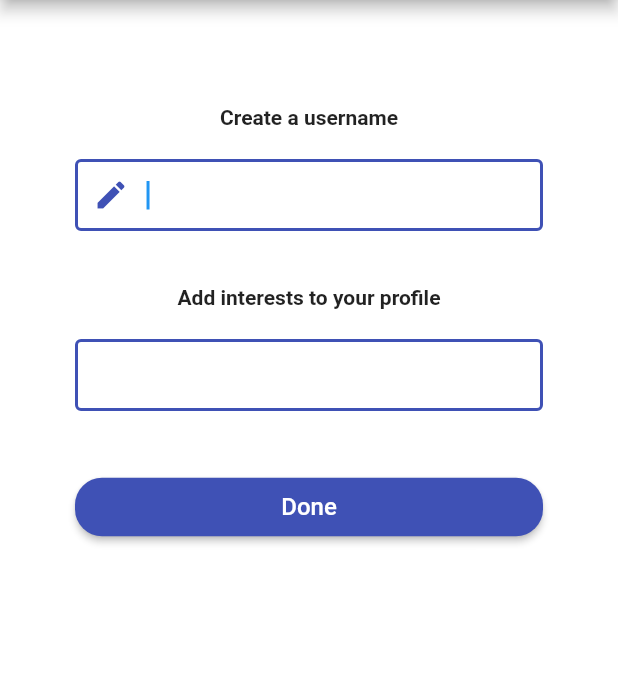
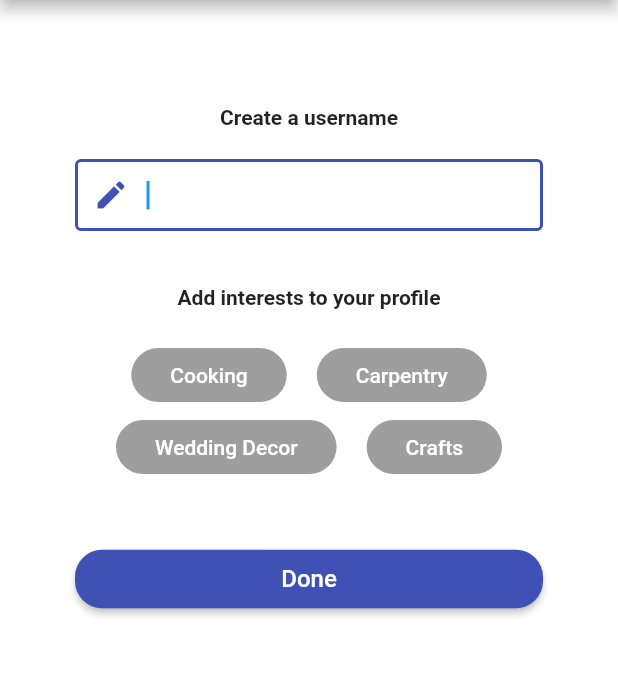
Before and after one commit to philalem/tutorial_app, a Flutter app: the UsernameAndInterestsSignUp screen opened directly, on a phone screen of 412 x 824 dp, the part 84-760 px from its top. Run offline on Flutter 3.47's test engine with Material 2 defaults, Android fonts, the phone set to English and light mode, and no system bars; our stand-ins replace camera, cloud_firestore, firebase_auth, firebase_storage, google_fonts, image_picker and 1 more; missing offline and left inert: algolia; accounts and stored records are empty; statements that could not run were skipped.

Commit message:
made a wrap of the buttons

```diff
--- a/lib/register/usernameAndInterestsSignUp.dart
+++ b/lib/register/usernameAndInterestsSignUp.dart
@@ -1,6 +1,5 @@
 import 'package:creaid/register/createUsername.dart';
 import 'package:creaid/utility/creaidButton.dart';
-import 'package:creaid/utility/creaidTextField.dart';
 import 'package:creaid/utility/firebaseAuth.dart';
 import 'package:flutter/material.dart';
 
@@ -17,6 +16,12 @@ class UsernameAndInterestsSignUp extends StatefulWidget {
 class _UsernameAndInterestsSignUpState
     extends State<UsernameAndInterestsSignUp> {
   final FireBaseAuthorization _auth = FireBaseAuthorization();
+  final List<String> topics = [
+    'Cooking',
+    'Carpentry',
+    'Wedding Decor',
+    'Crafts'
+  ];
   final interestHolder = TextEditingController();
   final usernameHolder = TextEditingController();
   bool _isSubmitDisabled = false;
@@ -65,11 +70,20 @@ class _UsernameAndInterestsSignUpState
                   style: TextStyle(fontWeight: FontWeight.bold),
                 ),
                 SizedBox(height: 20.0),
-                CreaidTextField(
-                  validator: (val) =>
-                      val.isEmpty ? 'Enter a valid interest' : null,
-                  controller: interestHolder,
-                ),
+                Wrap(
+                    alignment: WrapAlignment.center,
+                    direction: Axis.horizontal,
+                    spacing: 20,
+                    children: topics.map(
+                      (e) {
+                        return CreaidButton(
+                          shrink: true,
+                          children: <Widget>[
+                            Text(e),
+                          ],
+                        );
+                      },
+                    ).toList()),
                 SizedBox(height: 40.0),
                 CreaidButton(
                     disabled: _isSubmitDisabled,
```
